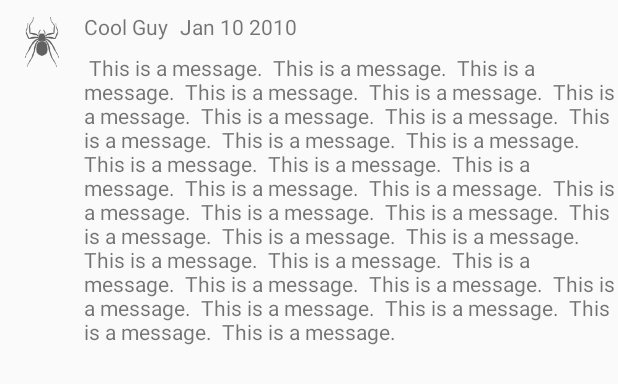
After one commit to FrancisLevesque/SmackChat, an Android app: the layout message_list_view.xml on its own in the app's theme, with its tools: preview values and no code run, on a phone screen of 412 x 824 dp. The commit adds this screen. Shown: the top 384 px of the screen. Run offline under Robolectric (Android 15) with nearby library versions, the phone set to English and light mode, and no system bars.

Commit message:
Display messages

```diff
--- /dev/null
+++ b/app/src/main/res/layout/message_list_view.xml
@@ -0,0 +1,50 @@
+<?xml version="1.0" encoding="utf-8"?>
+<androidx.constraintlayout.widget.ConstraintLayout xmlns:android="http://schemas.android.com/apk/res/android"
+    xmlns:app="http://schemas.android.com/apk/res-auto"
+    xmlns:tools="http://schemas.android.com/tools"
+    android:layout_width="match_parent"
+    android:layout_height="wrap_content">
+
+    <ImageView
+        android:id="@+id/messageUserImage"
+        android:layout_width="40dp"
+        android:layout_height="40dp"
+        android:layout_marginStart="8dp"
+        android:layout_marginTop="8dp"
+        app:layout_constraintStart_toStartOf="parent"
+        app:layout_constraintTop_toTopOf="parent"
+        tools:srcCompat="@drawable/dark0" />
+
+    <TextView
+        android:id="@+id/messageUserName"
+        android:layout_width="wrap_content"
+        android:layout_height="wrap_content"
+        android:layout_marginStart="8dp"
+        android:layout_marginTop="8dp"
+        app:layout_constraintStart_toEndOf="@+id/messageUserImage"
+        app:layout_constraintTop_toTopOf="parent"
+        tools:text="Cool Guy" />
+
+    <TextView
+        android:id="@+id/timestampLabel"
+        android:layout_width="wrap_content"
+        android:layout_height="wrap_content"
+        android:layout_marginStart="8dp"
+        android:layout_marginTop="8dp"
+        app:layout_constraintStart_toEndOf="@+id/messageUserName"
+        app:layout_constraintTop_toTopOf="parent"
+        tools:text="Jan 10 2010" />
+
+    <TextView
+        android:id="@+id/messageBodyLabel"
+        android:layout_width="0dp"
+        android:layout_height="wrap_content"
+        android:layout_marginStart="8dp"
+        android:layout_marginTop="8dp"
+        app:layout_constraintBottom_toBottomOf="parent"
+        app:layout_constraintEnd_toEndOf="parent"
+        app:layout_constraintStart_toEndOf="@+id/messageUserImage"
+        app:layout_constraintTop_toBottomOf="@+id/timestampLabel"
+        app:layout_constraintVertical_bias="0.499"
+        tools:text=" This is a message.  This is a message.  This is a message.  This is a message.  This is a message.  This is a message.  This is a message.  This is a message.  This is a message.  This is a message.  This is a message.  This is a message.  This is a message.  This is a message.  This is a message.  This is a message.  This is a message.  This is a message.  This is a message.  This is a message.  This is a message.  This is a message.  This is a message.  This is a message.  This is a message.  This is a message.  This is a message.  This is a message.  This is a message.  This is a message.  This is a message.  This is a message. " />
+</androidx.constraintlayout.widget.ConstraintLayout>
```
Also changed, not shown: app/src/main/java/com/example/smack/Adapters/MessageAdapter.kt (added, +43 -0 lines), app/src/main/java/com/example/smack/Controller/MainActivity.kt (+15 -2 lines).
